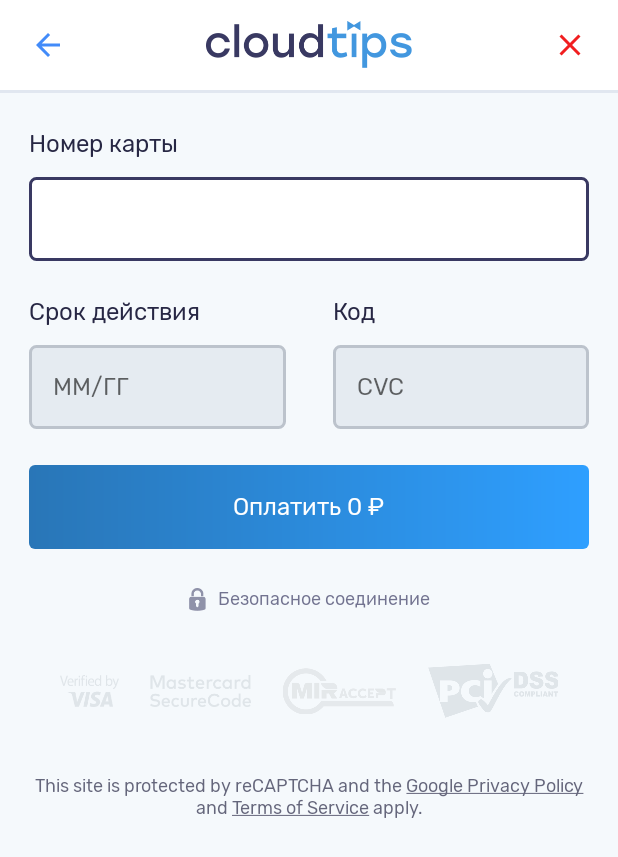
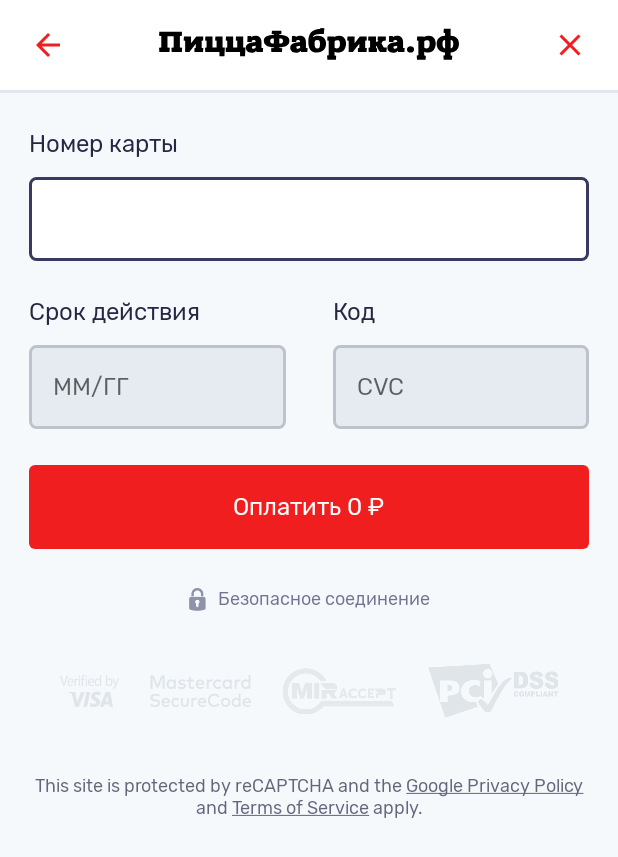
Before and after one commit to pizza-soft/CloudTips-SDK-Android, an Android app: the CardActivity screen opened directly, with no data from a screen before it, on a phone screen of 412 x 824 dp. Shown: the top 857 px of the screen. Run offline under Robolectric (Android 15) with nearby library versions, the phone set to English and light mode, and no system bars; our stand-ins replace RxJava; libraries missing offline, so code that uses them is left out: ru.cloudpayments.sdk, ru.tinkoff.decoro; network calls fail; 6 statements that could not run were skipped.

Commit message:
Change theme

```diff
--- a/sdk/src/main/res/drawable/ic_arrow_back.xml
+++ b/sdk/src/main/res/drawable/ic_arrow_back.xml
@@ -1,7 +1,7 @@
 <vector xmlns:android="http://schemas.android.com/apk/res/android"
     android:width="24dp"
     android:height="24dp"
-    android:tint="#428BF9"
+    android:tint="@color/red"
     android:viewportWidth="24"
     android:viewportHeight="24">
     <path
--- a/sdk/src/main/res/layout/activity_card.xml
+++ b/sdk/src/main/res/layout/activity_card.xml
@@ -25,7 +25,7 @@
             android:layout_width="wrap_content"
             android:layout_height="wrap_content"
             android:layout_centerInParent="true"
-            android:src="@drawable/cloud_tips_logo"/>
+            android:src="@drawable/ic_pf_logo"/>
 
         <ImageView
             android:id="@+id/imageViewClose"
@@ -164,7 +164,7 @@
                 app:layout_constraintTop_toBottomOf="@id/editTextExpDate"
                 app:layout_constraintStart_toStartOf="parent"
                 app:layout_constraintEnd_toEndOf="parent"
-                android:background="@drawable/bg_button_blue">
+                android:background="@drawable/bg_button_red">
 
                 <TextView
                     android:id="@+id/textViewButtonPay"
--- a/sdk/src/main/res/layout/activity_completion.xml
+++ b/sdk/src/main/res/layout/activity_completion.xml
@@ -17,7 +17,7 @@
             android:layout_width="wrap_content"
             android:layout_height="wrap_content"
             android:layout_centerInParent="true"
-            android:src="@drawable/cloud_tips_logo" />
+            android:src="@drawable/ic_pf_logo" />
 
         <ImageView
             android:id="@+id/imageViewClose"
@@ -133,7 +133,7 @@
                 android:layout_marginStart="@dimen/marginStart"
                 android:layout_marginTop="30dp"
                 android:layout_marginEnd="@dimen/marginEnd"
-                android:background="@drawable/bg_button_blue"
+                android:background="@drawable/bg_button_red"
                 app:layout_constraintEnd_toEndOf="parent"
                 app:layout_constraintStart_toStartOf="parent"
                 app:layout_constraintTop_toBottomOf="@id/layoutDescription">
```
